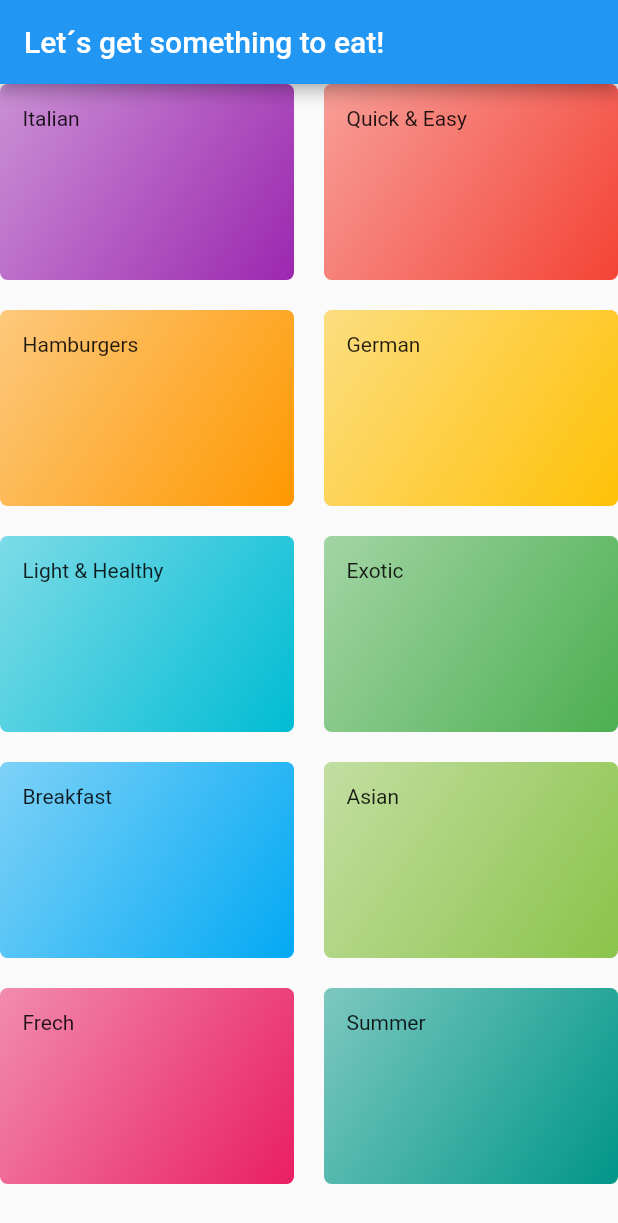
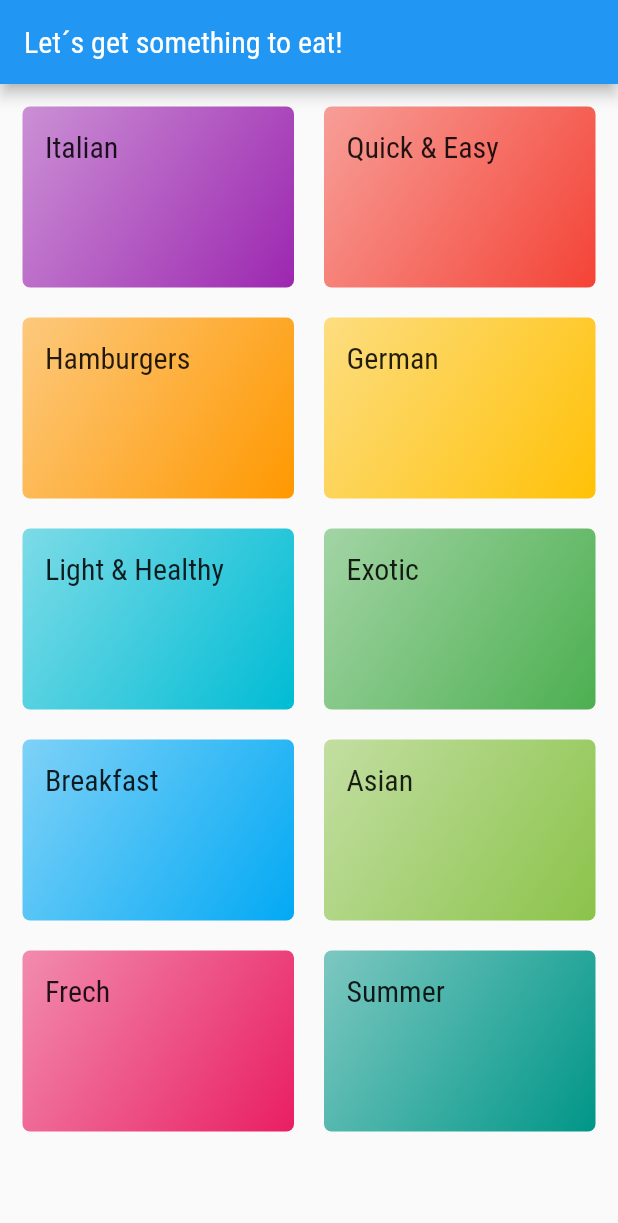
Before and after one commit to Carlxiso/Meals, a Flutter app: the screen it shows after launch, on a phone screen of 412 x 824 dp. Shown: the top 1223 px of the screen. Run offline on Flutter 3.47's test engine with Material 2 defaults, Android fonts, the phone set to English and light mode, and no system bars.

Commit message:
Styling GridView Fonts

```diff
--- a/meals/lib/components/category_item.dart
+++ b/meals/lib/components/category_item.dart
@@ -17,7 +17,10 @@ class CategoryItem extends StatelessWidget {
   Widget build(BuildContext context) {
     return Container(
       padding: const EdgeInsets.all(15),
-      child: Text(category.title),
+      child: Text(
+        category.title,
+        style: Theme.of(context).textTheme.titleLarge,
+      ),
       decoration: BoxDecoration(
         borderRadius: BorderRadius.circular(5),
         gradient: LinearGradient(
--- a/meals/lib/main.dart
+++ b/meals/lib/main.dart
@@ -11,6 +11,13 @@ class MyApp extends StatelessWidget {
       title: 'DalyMeals',
       theme: ThemeData(
         primarySwatch: Colors.blue,
+        accentColor: Colors.amber,
+        fontFamily: 'Raleway',
+        textTheme: ThemeData.light().textTheme.copyWith(
+                titleLarge: const TextStyle(
+              fontSize: 20,
+              fontFamily: 'RobotoCondensed',
+            )),
       ),
       home: const CategoriesScreen(),
     );
--- a/meals/lib/screens/categories_screens.dart
+++ b/meals/lib/screens/categories_screens.dart
@@ -13,6 +13,7 @@ class CategoriesScreen extends StatelessWidget {
         title: Text('Let´s get something to eat!'),
       ),
       body: GridView(
+        padding: const EdgeInsets.all(15),
         gridDelegate: const SliverGridDelegateWithMaxCrossAxisExtent(
           // Cada tile vai ter no maximo 200px de largura
           maxCrossAxisExtent: 200,
```
Also changed, not shown: meals/pubspec.yaml (+18 -6 lines), meals/lib/assets/fonts/Raleway-Black.ttf (added), meals/lib/assets/fonts/Raleway-Bold.ttf (added), meals/lib/assets/fonts/Raleway-Regular.ttf (added), meals/lib/assets/fonts/RobotoCondensed-Bold.ttf (added), meals/lib/assets/fonts/RobotoCondensed-Italic.ttf (added), meals/lib/assets/fonts/RobotoCondensed-Light.ttf (added), meals/lib/assets/fonts/RobotoCondensed-Regular.ttf (added), 1 other file.
